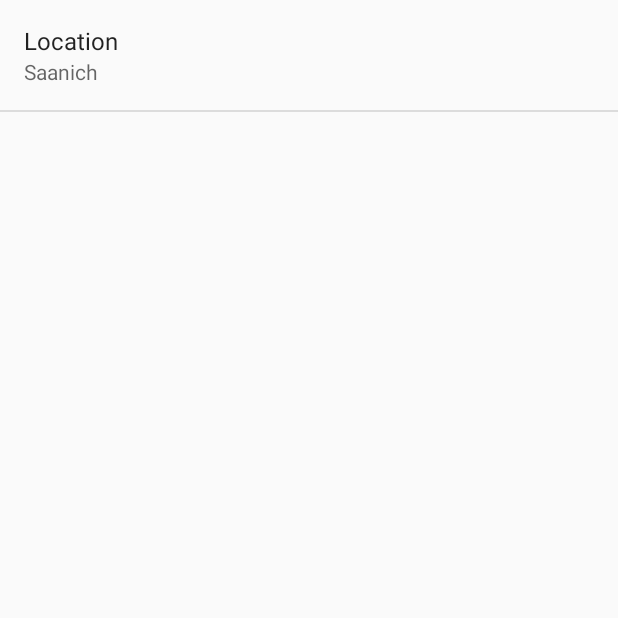
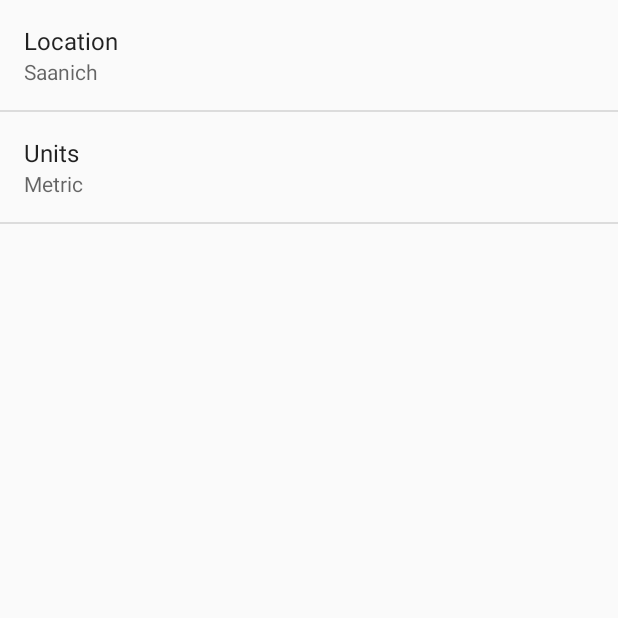
Before and after one commit to jordanwilson1231/Sunshine, an Android app: the screen it shows after launch (SettingsActivity), in the options menu, after a tap on "Settings", on a phone screen of 412 x 824 dp, the top half of it. Run offline under Robolectric (Android 15) with nearby library versions, the light colour scheme and no system bars.

Commit message:
Sunshine 1.0.2 - Settings Activity Update     - Location and Units Preference added

```diff
--- a/app/src/main/java/com/example/jordan/sunshine/SettingsActivity.java
+++ b/app/src/main/java/com/example/jordan/sunshine/SettingsActivity.java
@@ -26,6 +26,7 @@ public class SettingsActivity extends PreferenceActivity
         // For all preferences, attach an OnPreferenceChangeListener so the UI summary can be
         // updated when the preference changes.
         bindPreferenceSummaryToValue(findPreference(getString(R.string.pref_location_key)));
+        bindPreferenceSummaryToValue(findPreference(getString(R.string.pref_units_key)));
     }
 
     /**
@@ -64,4 +65,6 @@ public class SettingsActivity extends PreferenceActivity
         return true;
     }
 
+
+
 }
--- /dev/null
+++ b/app/src/main/res/values/arrays.xml
@@ -0,0 +1,13 @@
+<?xml version="1.0" encoding="utf-8"?>
+<resources>
+    <string-array name="pref_units_values">
+        <item>metric</item>
+        <item>imperial</item>
+    </string-array>
+
+    <string-array name="pref_units_options">
+        <item>Metric</item>
+        <item>Imperial</item>
+    </string-array>
+
+</resources>
--- a/app/src/main/res/values/strings.xml
+++ b/app/src/main/res/values/strings.xml
@@ -15,4 +15,9 @@
     <!--Default postal code for location preferences [CHAR LIMIT=NONE]-->
     <string name="pref_location_default" translatable="false">Saanich</string>
 
+    <string name="pref_units_label">Units</string>
+    <string name="pref_units_key" translatable="false">units</string>
+    <string name="pref_units_metric">metric</string>
+    <string name="pref_units_imperial">imperial</string>
+
 </resources>
--- a/app/src/main/res/xml/pref_general.xml
+++ b/app/src/main/res/xml/pref_general.xml
@@ -11,5 +11,11 @@
         android:inputType="text"
         android:singleLine="true" />
 
+    <ListPreference
+        android:title="@string/pref_units_label"
+        android:key="@string/pref_units_key"
+        android:defaultValue="@string/pref_units_metric"
+        android:entryValues="@array/pref_units_values"
+        android:entries="@array/pref_units_options" />
 
 </PreferenceScreen>
```
Also changed, not shown: app/src/main/java/com/example/jordan/sunshine/ForecastFragment.java (+17 -2 lines).
